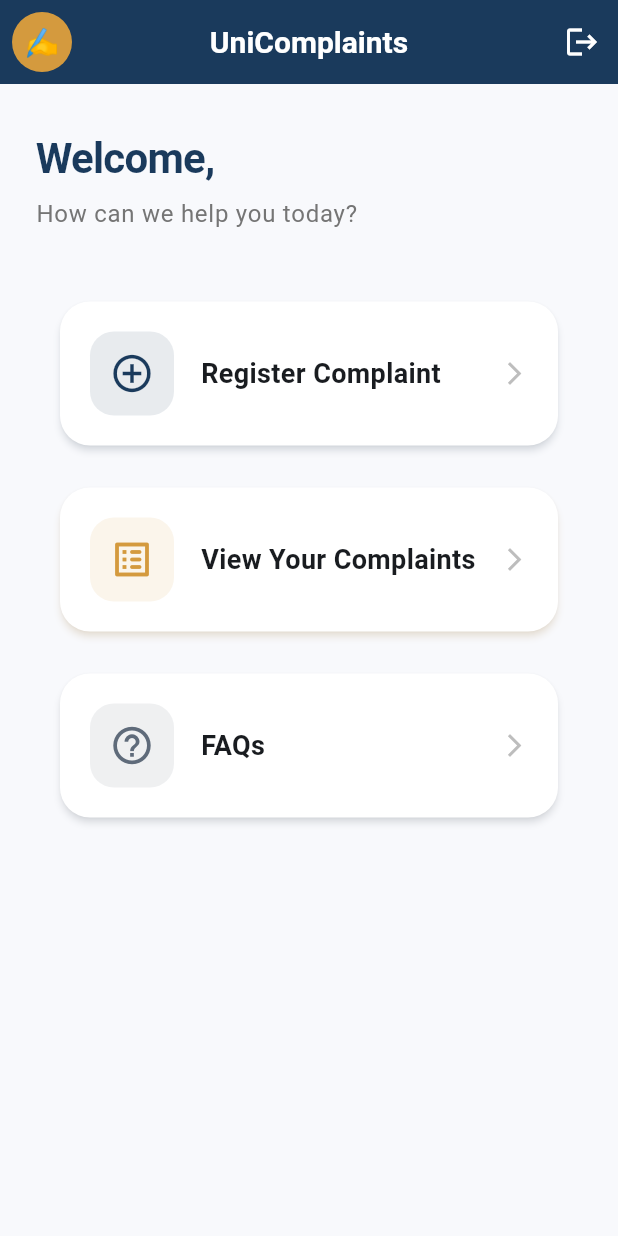
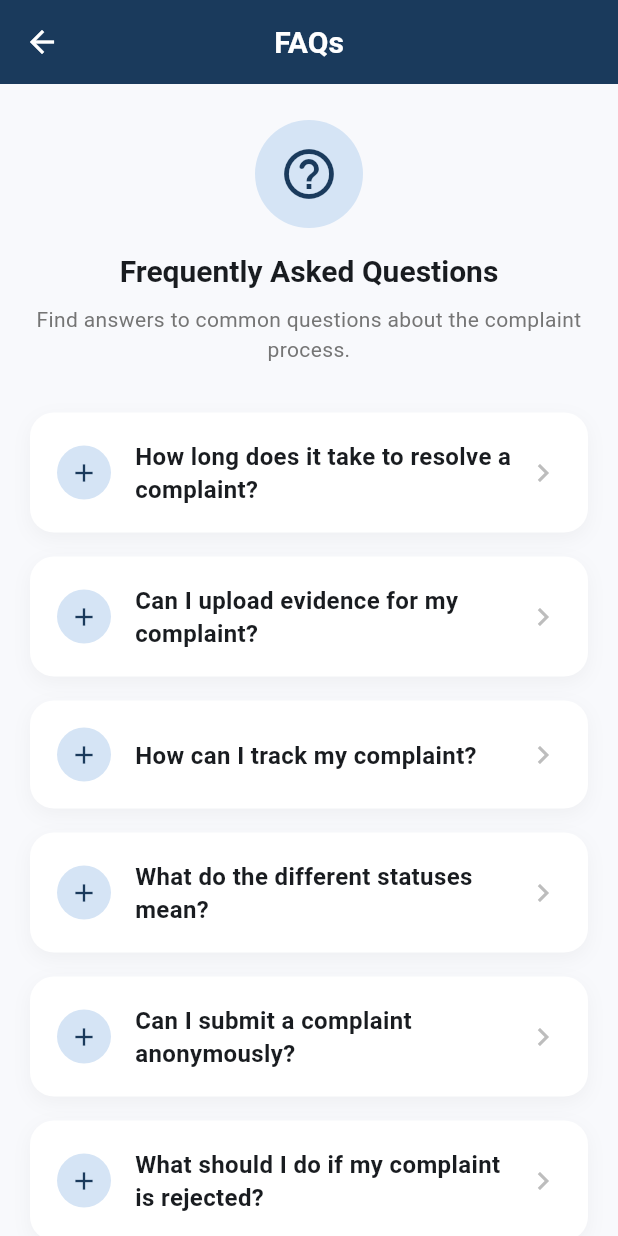
Before and after one commit to Akshai-krishna-2003/complaint-registry-app, a Flutter app: the HomeScreen screen opened by its route, after a tap on "FAQs", on a phone screen of 412 x 824 dp. Run offline on Flutter 3.47's test engine with Material 3 defaults, Android fonts, the phone set to English and light mode, and no system bars; our stand-ins replace firebase_auth, firebase_core, flutter_dotenv, image_picker, shared_preferences, supabase_flutter; accounts and stored records are empty.

Commit message:
feat: added faq screen

```diff
--- a/lib/src/features/dashboard/presentation/home_screen.dart
+++ b/lib/src/features/dashboard/presentation/home_screen.dart
@@ -3,6 +3,7 @@ import 'package:registry/src/common/app_theme.dart';
 import 'package:registry/src/features/auth/data/auth_service.dart';
 import 'package:registry/src/features/complaints/presentation/register_complaint_screen.dart';
 import 'package:registry/src/features/dashboard/presentation/profile_screen.dart';
+import 'package:registry/src/features/faq/presentation/faq_screen.dart';
 import 'package:registry/src/features/view_complaints/presentation/view_complaints_screen.dart';
 
 class HomeScreen extends StatefulWidget {
@@ -145,7 +146,12 @@ class _HomeScreenState extends State<HomeScreen> {
                             label: 'FAQs',
                             color: const Color(0xFF5F6B7A),
                             onTap: () {
-                              // Navigator.pushNamed(context, '/faqs');
+                              Navigator.push(
+                                context,
+                                MaterialPageRoute(
+                                  builder: (_) => const FaqScreen(),
+                                ),
+                              );
                             },
                           ),
                         ],
--- /dev/null
+++ b/lib/src/features/faq/presentation/faq_screen.dart
@@ -0,0 +1,255 @@
+import 'package:flutter/material.dart';
+import 'package:registry/src/common/app_theme.dart';
+
+class FaqScreen extends StatelessWidget {
+  const FaqScreen({super.key});
+
+  // Hardcoded FAQ data
+  static const List<Map<String, String>> _faqs = [
+    {
+      "question": "How long does it take to resolve a complaint?",
+      "answer":
+          "Typically, complaints are reviewed within 3-5 working days. Complex cases may take longer, but you will be updated via admin replies on the complaint details page.",
+    },
+    {
+      "question": "Can I upload evidence for my complaint?",
+      "answer":
+          "Yes. While registering a complaint, you can attach a photo directly from your camera or gallery. This evidence helps the university investigate your issue more effectively.",
+    },
+    {
+      "question": "How can I track my complaint?",
+      "answer":
+          "Go to 'View Your Complaints' from the home screen. Tap on any complaint to see its full details, current status, and any replies from the administration.",
+    },
+    {
+      "question": "What do the different statuses mean?",
+      "answer":
+          "Pending: Your complaint has been submitted but not yet reviewed.\nUnder Review: The administration is currently investigating.\nResolved: The issue has been addressed.\nRejected: The complaint was reviewed but determined to be invalid or unsupported.",
+    },
+    {
+      "question": "Can I submit a complaint anonymously?",
+      "answer":
+          "No. All complaints require your student ID and name, which are automatically included when you submit. This ensures accountability and helps the administration follow up if needed.",
+    },
+    {
+      "question": "What should I do if my complaint is rejected?",
+      "answer":
+          "You may submit a new complaint with more detailed information or contact your department's grievance officer directly. The university is committed to fair resolution of all issues.",
+    },
+  ];
+
+  @override
+  Widget build(BuildContext context) {
+    return Scaffold(
+      backgroundColor: AppTheme.surface,
+      appBar: AppBar(title: const Text('FAQs')),
+      body: ListView(
+        padding: const EdgeInsets.symmetric(horizontal: 20, vertical: 24),
+        children: [
+          // Header
+          Center(
+            child: Column(
+              children: [
+                Container(
+                  width: 72,
+                  height: 72,
+                  decoration: BoxDecoration(
+                    color: AppTheme.primaryContainer,
+                    shape: BoxShape.circle,
+                  ),
+                  child: const Icon(
+                    Icons.help_outline_rounded,
+                    size: 40,
+                    color: AppTheme.primary,
+                  ),
+                ),
+                const SizedBox(height: 16),
+                Text(
+                  'Frequently Asked Questions',
+                  style: Theme.of(context).textTheme.headlineSmall?.copyWith(
+                    fontWeight: FontWeight.w700,
+                    color: AppTheme.onSurface,
+                  ),
+                ),
+                const SizedBox(height: 8),
+                Text(
+                  'Find answers to common questions about the complaint process.',
+                  textAlign: TextAlign.center,
+                  style: TextStyle(
+                    fontSize: 14,
+                    color: Colors.grey.shade600,
+                    height: 1.4,
+                  ),
+                ),
+              ],
+            ),
+          ),
+          const SizedBox(height: 32),
+
+          // FAQ tiles
+          ..._faqs.asMap().entries.map((entry) {
+            final int index = entry.key;
+            final Map<String, String> faq = entry.value;
+            return _FaqTile(
+              question: faq["question"]!,
+              answer: faq["answer"]!,
+              isLast: index == _faqs.length - 1,
+            );
+          }),
+        ],
+      ),
+    );
+  }
+}
+
+class _FaqTile extends StatefulWidget {
+  final String question;
+  final String answer;
+  final bool isLast;
+
+  const _FaqTile({
+    required this.question,
+    required this.answer,
+    required this.isLast,
+  });
+
+  @override
+  State<_FaqTile> createState() => _FaqTileState();
+}
+
+class _FaqTileState extends State<_FaqTile>
+    with SingleTickerProviderStateMixin {
+  bool _isExpanded = false;
+  late AnimationController _controller;
+  late Animation<double> _expandAnimation;
+
+  @override
+  void initState() {
+    super.initState();
+    _controller = AnimationController(
+      vsync: this,
+      duration: const Duration(milliseconds: 300),
+    );
+    _expandAnimation = CurvedAnimation(
+      parent: _controller,
+      curve: Curves.easeInOut,
+    );
+  }
+
+  @override
+  void dispose() {
+    _controller.dispose();
+    super.dispose();
+  }
+
+  void _toggle() {
+    setState(() {
+      _isExpanded = !_isExpanded;
+      if (_isExpanded) {
+        _controller.forward();
+      } else {
+        _controller.reverse();
+      }
+    });
+  }
+
+  @override
+  Widget build(BuildContext context) {
+    return Padding(
+      padding: EdgeInsets.only(bottom: widget.isLast ? 0 : 16),
+      child: GestureDetector(
+        onTap: _toggle,
+        child: AnimatedContainer(
+          duration: const Duration(milliseconds: 300),
+          curve: Curves.easeInOut,
+          decoration: BoxDecoration(
+            color: Colors.white,
+            borderRadius: BorderRadius.circular(16),
+            boxShadow: [
+              BoxShadow(
+                color: Colors.black.withOpacity(0.04),
+                blurRadius: 10,
+                offset: const Offset(0, 4),
+              ),
+            ],
+          ),
+          child: Column(
+            children: [
+              // Question row
+              Padding(
+                padding: const EdgeInsets.all(18),
+                child: Row(
+                  children: [
+                    Container(
+                      width: 36,
+                      height: 36,
+                      decoration: BoxDecoration(
+                        color: _isExpanded
+                            ? AppTheme.secondary.withOpacity(0.15)
+                            : AppTheme.primaryContainer,
+                        shape: BoxShape.circle,
+                      ),
+                      child: Icon(
+                        _isExpanded ? Icons.remove : Icons.add,
+                        size: 20,
+                        color: _isExpanded
+                            ? AppTheme.secondary
+                            : AppTheme.primary,
+                      ),
+                    ),
+                    const SizedBox(width: 16),
+                    Expanded(
+                      child: Text(
+                        widget.question,
+                        style: TextStyle(
+                          fontSize: 16,
+                          fontWeight: FontWeight.w600,
+                          color: _isExpanded
+                              ? AppTheme.primary
+                              : AppTheme.onSurface,
+                        ),
+                      ),
+                    ),
+                    AnimatedRotation(
+                      turns: _isExpanded ? 0.250 : 0,
+                      duration: const Duration(milliseconds: 300),
+                      child: Icon(
+                        Icons.chevron_right,
+                        color: Colors.grey.shade400,
+                      ),
+                    ),
+                  ],
+                ),
+              ),
+
+              // Answer (expandable)
+              SizeTransition(
+                sizeFactor: _expandAnimation,
+                axisAlignment: -1.0,
+                child: Container(
+                  width: double.infinity,
+                  padding: const EdgeInsets.fromLTRB(18, 0, 18, 18),
+                  child: Column(
+                    crossAxisAlignment: CrossAxisAlignment.start,
+                    children: [
+                      Divider(height: 1, color: Colors.grey.shade200),
+                      const SizedBox(height: 14),
+                      Text(
+                        widget.answer,
+                        style: TextStyle(
+                          fontSize: 15,
+                          height: 1.5,
+                          color: Colors.grey.shade700,
+                        ),
+                      ),
+                    ],
+                  ),
+                ),
+              ),
+            ],
+          ),
+        ),
+      ),
+    );
+  }
+}
```
